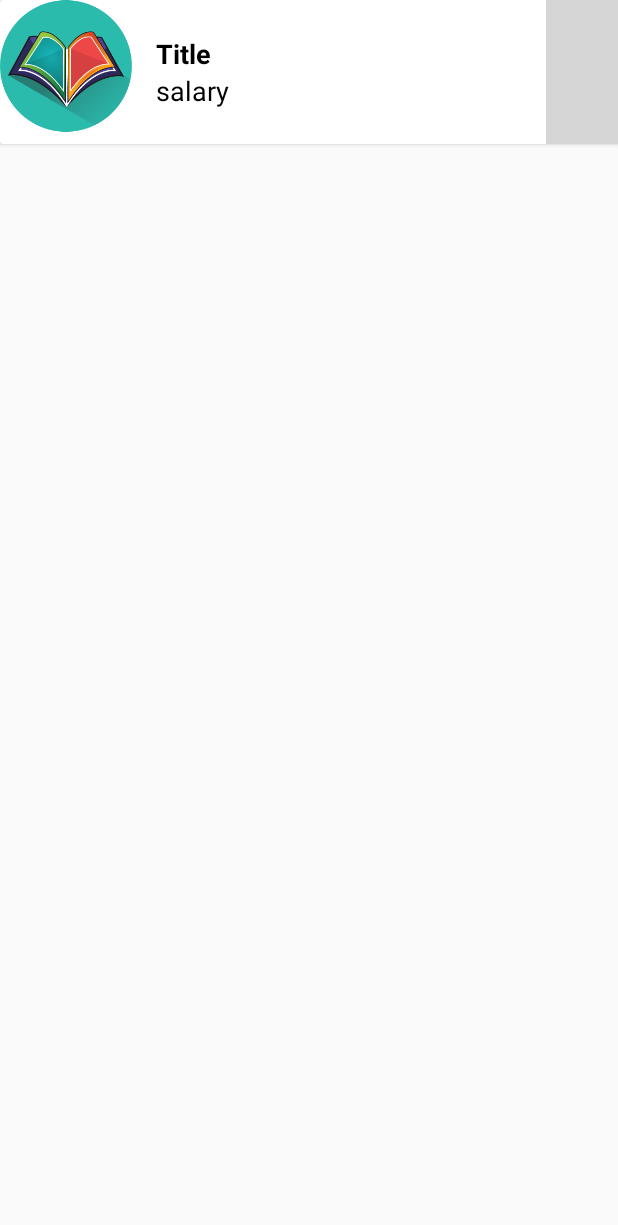
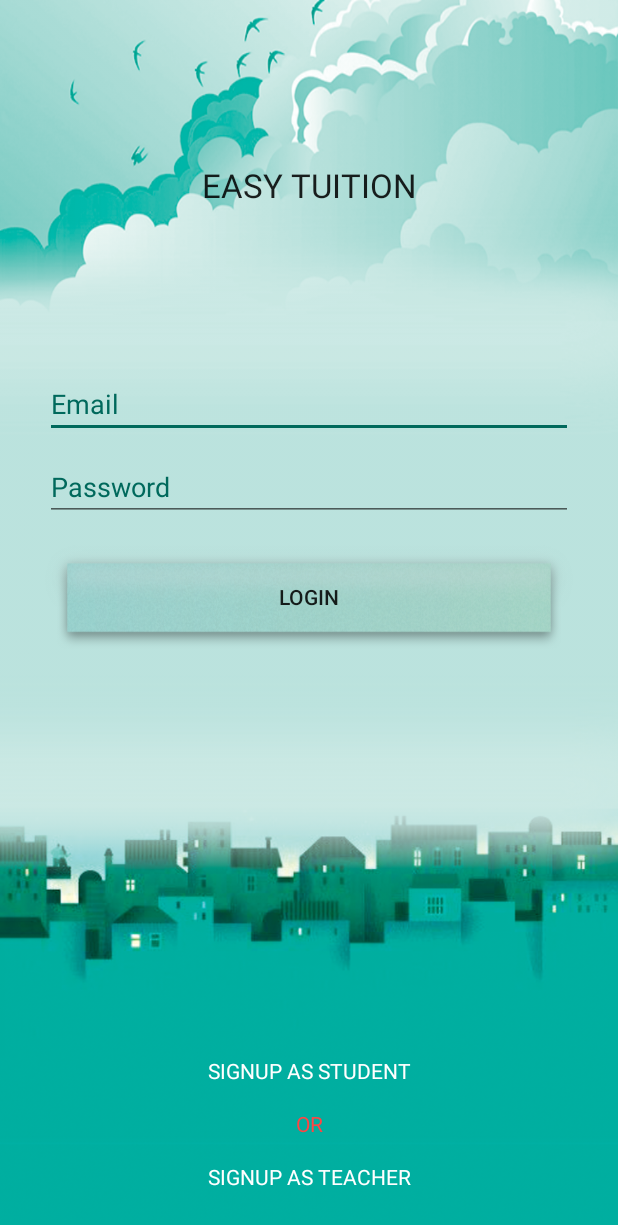
Before and after one commit to detryo/tutor_center, an Android app: the screen it shows after launch (LoginActivity), on a phone screen of 412 x 824 dp. Shown: the top 1225 px of the screen. Run offline under Robolectric (Android 15) with nearby library versions, the phone set to English and light mode, and no system bars; our stand-ins replace Volley; grey boxes are pictures that could not be loaded.

Commit message:
login signup dashboard created

```diff
--- a/app/src/main/java/technologies/troubleshoot/easytution/LoginActivity.java
+++ b/app/src/main/java/technologies/troubleshoot/easytution/LoginActivity.java
@@ -45,7 +45,7 @@ public class LoginActivity extends AppCompatActivity implements View.OnClickList
             startActivity(intent);
         }
 
-        setContentView(R.layout.job_post_layout);
+        setContentView(R.layout.activity_login);
 
         //Attaching all the widgets to their corresponding view id.
         loginBtn = (Button) findViewById(R.id.loginBtn_id);
```
